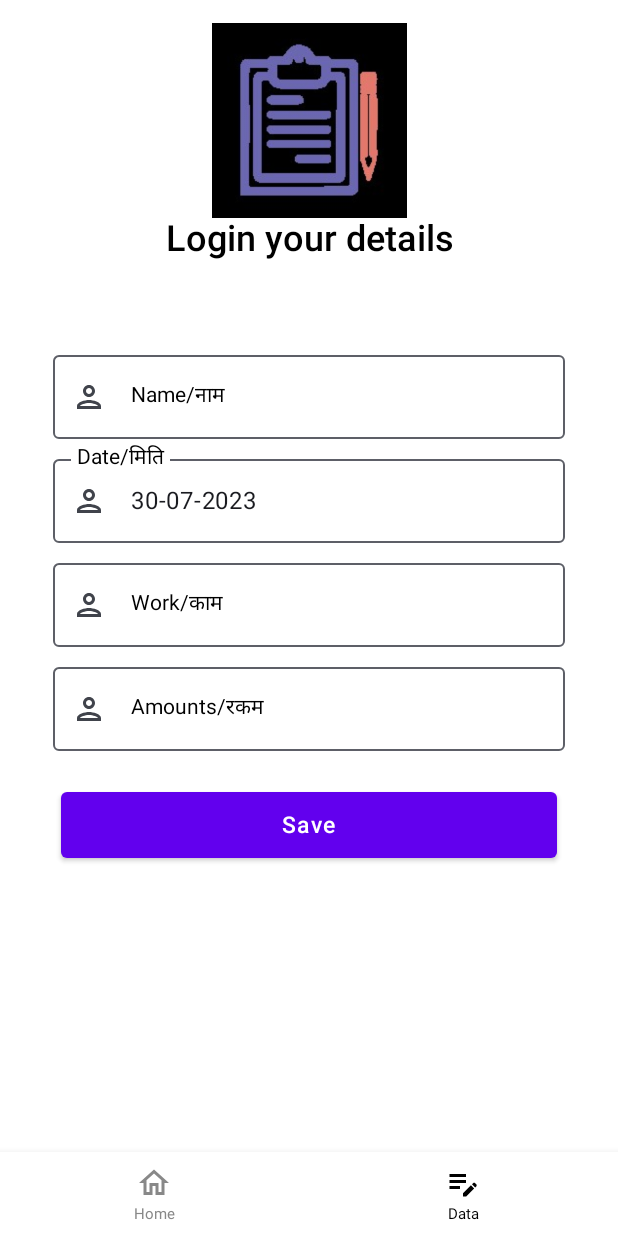
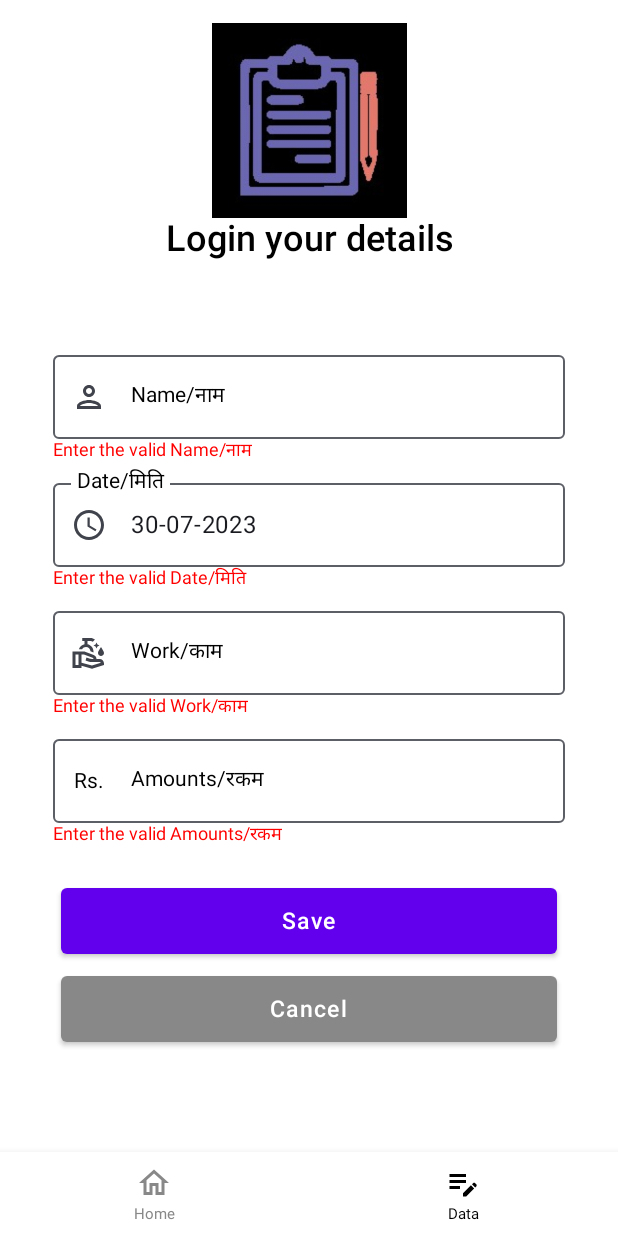
Before and after one commit to devsitaram/Notes, an Android app built with Jetpack Compose: the DataRecordViewScreen screen opened through its navigation route, after a tap on "Save", on a phone screen of 412 x 824 dp. Run offline under Robolectric (Android 15) with nearby library versions, the phone set to English and light mode, and no system bars.

Commit message:
create the new comppose design

```diff
--- a/app/src/main/java/com/record/notes/features/record/DataRecordScreen.kt
+++ b/app/src/main/java/com/record/notes/features/record/DataRecordScreen.kt
@@ -1,6 +1,7 @@
 package com.record.notes.features.record
 
 import android.annotation.SuppressLint
+import android.widget.Toast
 import androidx.compose.foundation.Image
 import androidx.compose.foundation.background
 import androidx.compose.foundation.layout.Column
@@ -29,9 +30,11 @@ import androidx.compose.ui.unit.dp
 import androidx.navigation.NavHostController
 import com.record.notes.R
 import com.record.notes.features.main.ScreenItem
+import com.sitaram.gameyo.features.util.CancelButton
 import com.sitaram.gameyo.features.util.HeadingTextComponent
+import com.sitaram.gameyo.features.util.InputAmountTextField
 import com.sitaram.gameyo.features.util.InputTextField
-import com.sitaram.gameyo.features.util.NormalButton
+import com.sitaram.gameyo.features.util.SaveButton
 import java.text.SimpleDateFormat
 import java.util.Date
 
@@ -51,22 +54,24 @@ fun DataRecordViewScreen(navController: NavHostController) {
 
     var isEmptyMessage by remember { mutableStateOf(true) }
     // check the empty text fields
-    val isEmpty by remember {
-        derivedStateOf { name.isEmpty() && date.isEmpty() && work.isEmpty() && amounts.isEmpty() }
+    val isNotEmpty by remember {
+        derivedStateOf {
+            name.isNotEmpty() && date.isNotEmpty() && work.isNotEmpty() && amounts.isNotEmpty()
+        }
     }
-
-    // Login button click handler
-    val onLoginClick: () -> Unit = {
-        if(isEmpty){
-            isEmptyMessage = false // show error message
-        } else {
-            isEmptyMessage = true // hide error message
+    // on click function
+    val onClickAction: () -> Unit = {
+        if (isNotEmpty) {
+            isEmptyMessage = true // show error message
             val loginViewModel = RecordViewModel()
             val isValidLogin = loginViewModel.recordDetails(name, date, work, amounts, context)
             if (isValidLogin) {
                 // Navigate to the home screen
                 navController.navigate(ScreenItem.Home.route)
             }
+        } else {
+            Toast.makeText(context, "Please, fill in the blank!\nकृपया, खाली ठाउँ भर्नुहोस्।", Toast.LENGTH_SHORT).show()
+            isEmptyMessage = false // hide error message
         }
     }
 
@@ -113,7 +118,7 @@ fun DataRecordViewScreen(navController: NavHostController) {
                     date,
                     onValueChange = { date = it },
                     label = stringResource(id = R.string.date),
-                    painterResource = painterResource(R.drawable.ic_person),
+                    painterResource = painterResource(R.drawable.ic_date_time),
                     isEmptyMessage = isEmptyMessage
                 )
 
@@ -122,27 +127,72 @@ fun DataRecordViewScreen(navController: NavHostController) {
                     work,
                     onValueChange = { work = it },
                     label = stringResource(id = R.string.work),
-                    painterResource = painterResource(R.drawable.ic_person),
+                    painterResource = painterResource(R.drawable.ic_work),
                     isEmptyMessage = isEmptyMessage
                 )
 
                 // amounts
-                InputTextField(
+                InputAmountTextField(
                     amounts,
                     onValueChange = { amounts = it },
                     label = stringResource(id = R.string.amounts),
-                    painterResource = painterResource(R.drawable.ic_person),
                     isEmptyMessage = isEmptyMessage
                 )
 
                 Spacer(modifier = Modifier.padding(top = 20.dp))
 
                 // login button
-                NormalButton(
+                SaveButton(
                     value = stringResource(id = R.string.save),
-                    onClickAction = onLoginClick
+                    onClickAction = onClickAction
+                )
+
+                CancelButton(
+                    value = stringResource(id = R.string.cancel),
+                    onClickAction = {
+                        navController.navigate(ScreenItem.Home.route)
+                    }
                 )
             }
         }
     }
 }
+
+
+//// name empty
+//var isNameEmptyMessage by remember { mutableStateOf(true) }
+//val isNameEmpty by remember {
+//    derivedStateOf {
+//        name.isNotEmpty()
+//    }
+//}
+//
+//// date empty
+//var isDateEmptyMessage by remember { mutableStateOf(true) }
+//val isDateEmpty by remember {
+//    derivedStateOf {
+//        name.isNotEmpty()
+//    }
+//}
+//
+//// work empty
+//var isWorkEmptyMessage by remember { mutableStateOf(true) }
+//val isWorkEmpty by remember {
+//    derivedStateOf {
+//        name.isNotEmpty()
+//    }
+//}
+//
+//// amount empty
+//var isAmountEmptyMessage by remember { mutableStateOf(true) }
+//val isAmountEmpty by remember {
+//    derivedStateOf {
+//        name.isNotEmpty()
+//    }
+//}
+//
+//val isEmpty by remember {
+//    derivedStateOf {
+//        name.isNotEmpty() && date.isNotEmpty() && work.isNotEmpty() && amounts.isNotEmpty()
+//    }
+//}
--- a/app/src/main/java/com/record/notes/features/util/Ui.kt
+++ b/app/src/main/java/com/record/notes/features/util/Ui.kt
@@ -1,5 +1,6 @@
 package com.sitaram.gameyo.features.util
 
+import androidx.compose.foundation.background
 import androidx.compose.foundation.layout.Row
 import androidx.compose.foundation.layout.Spacer
 import androidx.compose.foundation.layout.fillMaxWidth
@@ -99,7 +100,8 @@ fun InputTextField(
             Icon(painter = painterResource, contentDescription = "")
         },
         modifier = Modifier
-            .fillMaxWidth().padding(top = 5.dp),
+            .fillMaxWidth()
+            .padding(top = 5.dp),
     )
     // if the fields is empty then show error message
     if (!isEmptyMessage) {
@@ -107,53 +109,85 @@ fun InputTextField(
     }
 }
 
-// password input text
 @OptIn(ExperimentalMaterial3Api::class)
 @Composable
-fun PasswordTextField(
+fun InputAmountTextField(
     value: String,
-    painterResource: Painter,
     onValueChange: (String) -> Unit = {},
     label: String,
     isEmptyMessage: Boolean
 ) {
-    val passwordVisible = remember { mutableStateOf(false) }
-
+    // input text fields
     OutlinedTextField(
         value = value,
         onValueChange = onValueChange,
-        modifier = Modifier
-            .fillMaxWidth(),
+        // text fields bar's text
         label = {
             Text(label)
         },
         colors = TextFieldDefaults.outlinedTextFieldColors(
             cursorColor = Purple80
         ),
-        keyboardOptions = KeyboardOptions(keyboardType = KeyboardType.Password),
-        // lest side icon
-        leadingIcon = {
-            Icon(painter = painterResource, contentDescription = "")
+        keyboardOptions = KeyboardOptions(keyboardType = KeyboardType.Decimal),
+        leadingIcon = { Text(text = "Rs.")
         },
-        // right side icon
-//        trailingIcon = {
-//            val iconImage = if (passwordVisible.value) {
-//                painterResource(R.drawable.ic_password_invisible)
-//            } else {
-//                painterResource(R.drawable.ic_password_visible)
-//            }
-//            IconButton(onClick = { passwordVisible.value = !passwordVisible.value }) {
-//                Icon(painter = iconImage, contentDescription = null)
-//            }
-//        },
-        visualTransformation = if (passwordVisible.value) VisualTransformation.None else PasswordVisualTransformation()
+        modifier = Modifier
+            .fillMaxWidth()
+            .padding(top = 5.dp),
     )
     // if the fields is empty then show error message
     if (!isEmptyMessage) {
-        Spacer(modifier = Modifier.padding(top = 4.dp))
         Text(text = "Enter the valid $label", style = TextStyle(fontSize = 12.sp), color = Color.Red)
     }
 }
+
+//// password input text
+//@OptIn(ExperimentalMaterial3Api::class)
+//@Composable
+//fun PasswordTextField(
+//    value: String,
+//    painterResource: Painter,
+//    onValueChange: (String) -> Unit = {},
+//    label: String,
+//    isEmptyMessage: Boolean
+//) {
+//    val passwordVisible = remember { mutableStateOf(false) }
+//
+//    OutlinedTextField(
+//        value = value,
+//        onValueChange = onValueChange,
+//        modifier = Modifier
+//            .fillMaxWidth(),
+//        label = {
+//            Text(label)
+//        },
+//        colors = TextFieldDefaults.outlinedTextFieldColors(
+//            cursorColor = Purple80
+//        ),
+//        keyboardOptions = KeyboardOptions(keyboardType = KeyboardType.Password),
+//        // lest side icon
+//        leadingIcon = {
+//            Icon(painter = painterResource, contentDescription = "")
+//        },
+//        // right side icon
+////        trailingIcon = {
+////            val iconImage = if (passwordVisible.value) {
+////                painterResource(R.drawable.ic_password_invisible)
+////            } else {
+////                painterResource(R.drawable.ic_password_visible)
+////            }
+////            IconButton(onClick = { passwordVisible.value = !passwordVisible.value }) {
+////                Icon(painter = iconImage, contentDescription = null)
+////            }
+////        },
+//        visualTransformation = if (passwordVisible.value) VisualTransformation.None else PasswordVisualTransformation()
+//    )
+//    // if the fields is empty then show error message
+//    if (!isEmptyMessage) {
+//        Spacer(modifier = Modifier.padding(top = 4.dp))
+//        Text(text = "Enter the valid $label", style = TextStyle(fontSize = 12.sp), color = Color.Red)
+//    }
+//}
 
 // check box
 @Composable
@@ -181,11 +215,12 @@ fun CheckboxComponent() {
 
 // normal button
 @Composable
-fun NormalButton(value: String, onClickAction: () -> Unit) {
+fun SaveButton(value: String, onClickAction: () -> Unit) {
     Button(
         onClick = onClickAction,
         modifier = Modifier
-            .fillMaxWidth().padding(5.dp),
+            .fillMaxWidth()
+            .padding(5.dp),
     ) {
         Text(
             fontSize = 15.sp,
@@ -196,3 +231,22 @@ fun NormalButton(value: String, onClickAction: () -> Unit) {
         )
     }
 }
+
+@Composable
+fun CancelButton(value: String, onClickAction: () -> Unit) {
+    Button(
+        onClick = onClickAction,
+        modifier = Modifier
+            .fillMaxWidth()
+            .padding(5.dp),
+        colors = ButtonDefaults.buttonColors(backgroundColor = Color.Gray, contentColor = Color.White)
+    ) {
+        Text(
+            fontSize = 15.sp,
+            text = value,
+            fontWeight = FontWeight.SemiBold,
+            modifier = Modifier.padding(5.dp),
+            color = Color.White
+        )
+    }
+}
--- /dev/null
+++ b/app/src/main/res/drawable/ic_date_time.xml
@@ -0,0 +1,5 @@
+<vector android:height="24dp" android:tint="#474747"
+    android:viewportHeight="24" android:viewportWidth="24"
+    android:width="24dp" xmlns:android="http://schemas.android.com/apk/res/android">
+    <path android:fillColor="@android:color/white" android:pathData="M11.99,2C6.47,2 2,6.48 2,12s4.47,10 9.99,10C17.52,22 22,17.52 22,12S17.52,2 11.99,2zM12,20c-4.42,0 -8,-3.58 -8,-8s3.58,-8 8,-8 8,3.58 8,8 -3.58,8 -8,8zM12.5,7L11,7v6l5.25,3.15 0.75,-1.23 -4.5,-2.67z"/>
+</vector>
--- /dev/null
+++ b/app/src/main/res/drawable/ic_work.xml
@@ -0,0 +1,5 @@
+<vector android:height="24dp" android:tint="#474747"
+    android:viewportHeight="24" android:viewportWidth="24"
+    android:width="24dp" xmlns:android="http://schemas.android.com/apk/res/android">
+    <path android:fillColor="@android:color/white" android:pathData="M16.99,5l0.63,1.37L18.99,7l-1.37,0.63L16.99,9l-0.63,-1.37L14.99,7l1.37,-0.63L16.99,5M20,14c1.1,0 2,-0.9 2,-2c0,-1.1 -2,-4 -2,-4s-2,2.9 -2,4C18,13.1 18.9,14 20,14zM11,6.1V4h2c0.57,0 1.1,0.17 1.55,0.45l1.43,-1.43C15.15,2.39 14.13,2 13,2c-1.47,0 -5.44,0 -5.5,0v2H9v2.11C7.22,6.48 5.8,7.79 5.25,9.5h2.16C7.94,8.61 8.89,8 10,8c1.62,0 2.94,1.29 2.99,2.9L15,11.65V11C15,8.58 13.28,6.56 11,6.1zM22,19v1l-8,2.5l-7,-1.94V22H1V11h7.97l6.16,2.3C16.25,13.72 17,14.8 17,16h2C20.66,16 22,17.34 22,19zM5,20v-7H3v7H5zM19.9,18.57c-0.16,-0.33 -0.51,-0.56 -0.9,-0.56h-5.35c-0.54,0 -1.07,-0.09 -1.58,-0.26l-2.38,-0.79l0.63,-1.9l2.38,0.79C13.01,15.95 15,16 15,16c0,-0.37 -0.23,-0.7 -0.57,-0.83L8.61,13H7v5.48l6.97,1.93L19.9,18.57z"/>
+</vector>
--- a/app/src/main/res/values/strings.xml
+++ b/app/src/main/res/values/strings.xml
@@ -6,4 +6,5 @@
     <string name="work">Work/काम</string>
     <string name="amounts">Amounts/रकम</string>
     <string name="save">Save</string>
+    <string name="cancel">Cancel</string>
 </resources>
```
Also changed, not shown: app/src/main/java/com/record/notes/features/home/HomeScreen.kt (+0 -21 lines), app/src/main/java/com/record/notes/features/record/RecordModel.kt (added, +19 -0 lines), app/src/main/java/com/record/notes/features/record/RecordViewModel.kt (+15 -5 lines).
